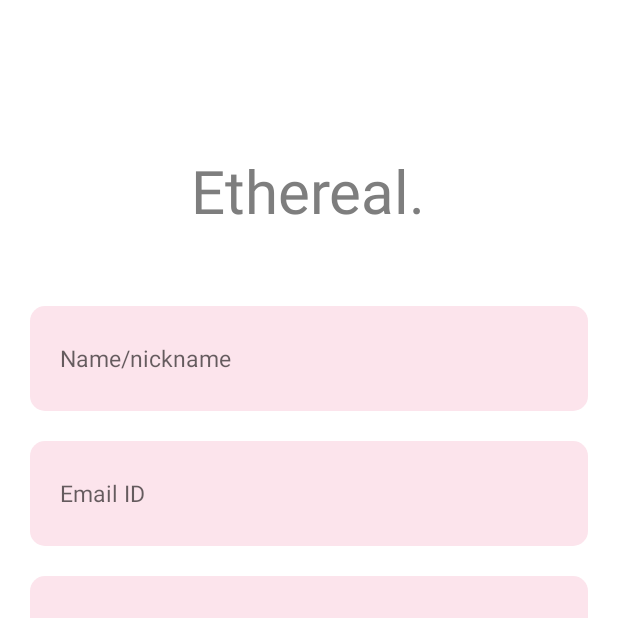
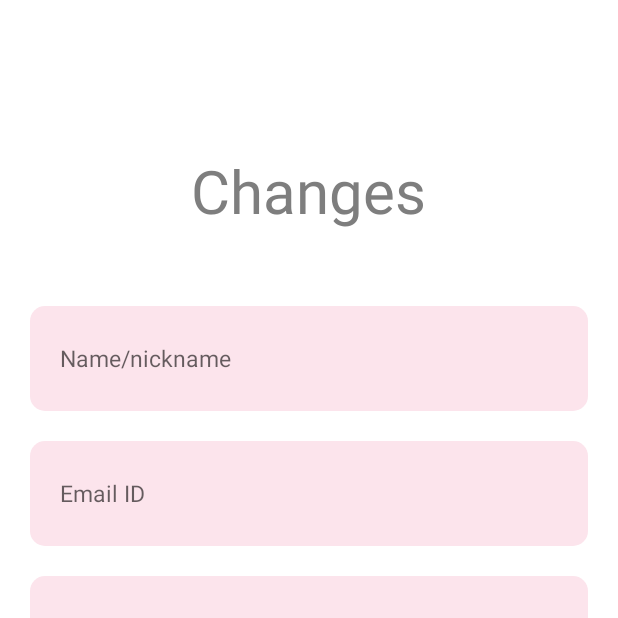
Before and after one commit to Prince-Christopher/Ethereal-1, an Android app: the screen it shows after launch (JoinActivity), on a phone screen of 412 x 824 dp, the top half of it. Run offline under Robolectric (Android 15) with nearby library versions, the phone set to English and light mode, and no system bars.

Commit message:
Commit 1

```diff
--- a/app/src/main/res/layout/activity_join.xml
+++ b/app/src/main/res/layout/activity_join.xml
@@ -16,7 +16,7 @@
             android:layout_height="wrap_content"
             android:layout_gravity="center"
             android:layout_marginTop="100dp"
-            android:text="Ethereal."
+            android:text="Changes"
             android:textColor="@color/grey"
             android:textSize="40dp" />
 
```
